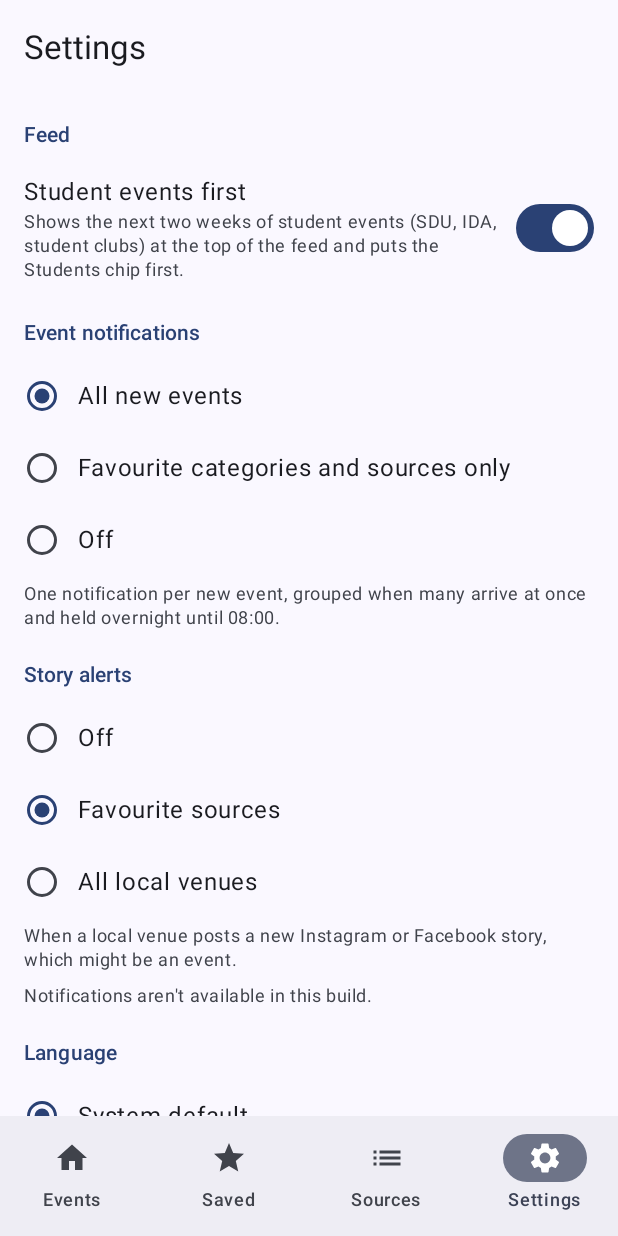
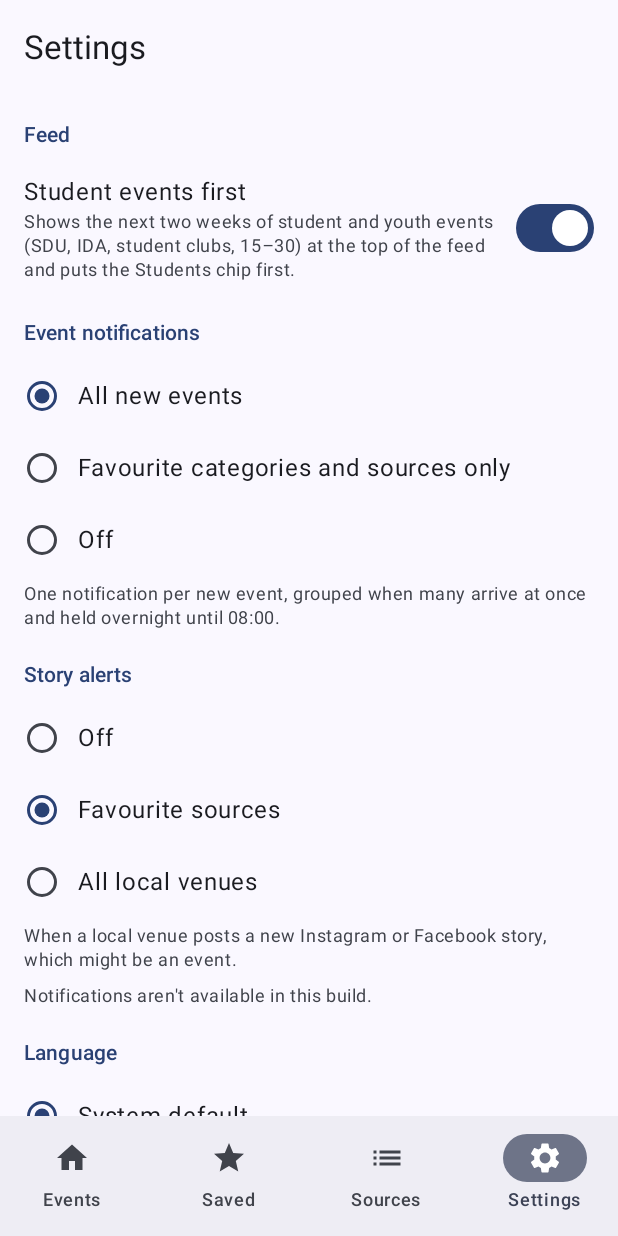
Before and after one commit to sicko-moud/EventBorg, an Android app built with Jetpack Compose: the SettingsScreen screen opened through its navigation route, on a phone screen of 412 x 824 dp. Run offline under Robolectric (Android 15) with nearby library versions, the phone set to English and light mode, and no system bars; network calls fail; pictures from the network do not load.

Commit message:
Count youth events (Unge 15-30) as student events in the app [smoke]
Co-Authored-By: Claude Opus 5.5 <noreply@anthropic.com>

```diff
--- a/android/app/src/main/java/app/eventborg/data/Feed.kt
+++ b/android/app/src/main/java/app/eventborg/data/Feed.kt
@@ -17,7 +17,7 @@ class Ev(val e: Event, val start: ZonedDateTime, val end: ZonedDateTime, val key
     val id get() = e.id
     val long = ChronoUnit.DAYS.between(start.toLocalDate(), end.minusSeconds(1).toLocalDate()) > 3
     val cancelled get() = e.st == "cancelled"
-    val student = e.c == "students" || "students" in e.tags
+    val student = e.c == "students" || e.tags.any { it == "students" || it == "youth" }
 }
 
 private fun parseTime(s: String?): ZonedDateTime? =
--- a/android/app/src/main/res/values/strings.xml
+++ b/android/app/src/main/res/values/strings.xml
@@ -20,7 +20,7 @@
     <string name="f_students">Student events only</string>
     <string name="set_feed">Feed</string>
     <string name="set_students">Student events first</string>
-    <string name="set_students_hint">Shows the next two weeks of student events (SDU, IDA, student clubs) at the top of the feed and puts the Students chip first.</string>
+    <string name="set_students_hint">Shows the next two weeks of student and youth events (SDU, IDA, student clubs, 15–30) at the top of the feed and puts the Students chip first.</string>
     <string name="free">Free</string>
 
     <string name="sec_today">Today</string>
```
Also changed, not shown: 2 other files.
